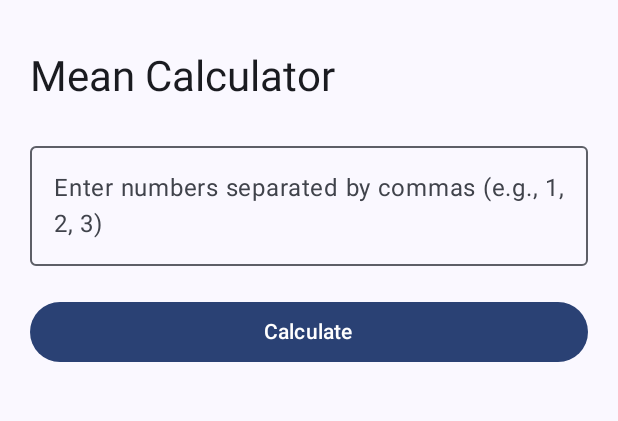
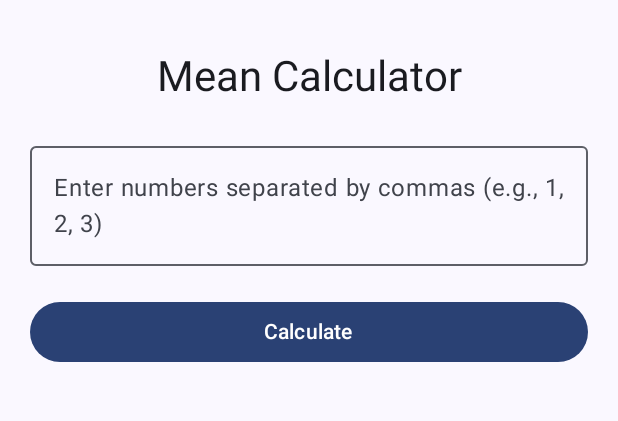
Before and after one commit to Ryanny-y/ProbCall, an Android app built with Jetpack Compose: the MeanCalculatorPage screen opened through its navigation route, on a phone screen of 412 x 824 dp, the part 112-533 px from its top. Run offline under Robolectric (Android 15) with nearby library versions, the phone set to English and light mode, and no system bars.

Commit message:
Make Z-Score Calculator

```diff
--- a/app/src/main/java/com/example/probcal/page/Home.kt
+++ b/app/src/main/java/com/example/probcal/page/Home.kt
@@ -16,8 +16,8 @@ fun HomeComp (
         "Mean Calculator",
         "Population Variance Calculator",
         "Sample Variance Calculator",
-        "Standard Deviation Calculator",
-        "Z-Score Calculator"
+        "Z-Score Calculator",
+        "Z-Score Area Calculator",
     )
 
     LazyColumn(
--- a/app/src/main/java/com/example/probcal/page/calculators/MeanCalc.kt
+++ b/app/src/main/java/com/example/probcal/page/calculators/MeanCalc.kt
@@ -7,9 +7,10 @@ import androidx.compose.ui.Modifier
 import androidx.compose.ui.text.input.KeyboardType
 import androidx.compose.ui.unit.dp
 import androidx.compose.foundation.text.KeyboardOptions
+import androidx.compose.ui.Alignment
 
 @Composable
-fun MeanCalculatorPage(modifier: Modifier = Modifier) {
+fun MeanCalc(modifier: Modifier = Modifier) {
 
     var input by remember { mutableStateOf("") }
     var result by remember { mutableStateOf<Double?>(null) }
@@ -18,7 +19,8 @@ fun MeanCalculatorPage(modifier: Modifier = Modifier) {
         modifier = modifier
             .fillMaxSize()
             .padding(20.dp),
-        verticalArrangement = Arrangement.Top
+        verticalArrangement = Arrangement.Top,
+        horizontalAlignment = Alignment.CenterHorizontally
     ) {
         Text(
             text = "Mean Calculator",
--- a/app/src/main/java/com/example/probcal/ui/component/AppNavGraph.kt
+++ b/app/src/main/java/com/example/probcal/ui/component/AppNavGraph.kt
@@ -6,10 +6,10 @@ import androidx.navigation.NavHostController
 import androidx.navigation.compose.NavHost
 import androidx.navigation.compose.composable
 import com.example.probcal.page.HomeComp
-import com.example.probcal.pages.MeanCalculatorPage
+import com.example.probcal.pages.MeanCalc
 import com.example.probcal.pages.PopulationVarianceCalc
 import com.example.probcal.pages.SampleVarianceCalc
-import com.example.probcal.pages.SampleVarianceCalc
+import com.example.probcal.pages.ZScoreCalculatorCalc
 
 @Composable
 fun AppNavGraph(modifier: Modifier, navController: NavHostController) {
@@ -26,13 +26,15 @@ fun AppNavGraph(modifier: Modifier, navController: NavHostController) {
                         "Mean Calculator" -> navController.navigate("mean_calculator")
                         "Population Variance Calculator" -> navController.navigate("population_variance_calculator")
                         "Sample Variance Calculator" -> navController.navigate("sample_variance_calculator")
+                        "Z-Score Calculator" -> navController.navigate("z_score")
+                        "Z-Score Area Calculator" -> navController.navigate("z_score_area")
                     }
                 }
             )
         }
 
         composable("mean_calculator") {
-            MeanCalculatorPage(modifier)
+            MeanCalc(modifier)
         }
         composable("population_variance_calculator") {
             PopulationVarianceCalc(modifier)
@@ -40,5 +42,8 @@ fun AppNavGraph(modifier: Modifier, navController: NavHostController) {
         composable("sample_variance_calculator") {
             SampleVarianceCalc(modifier)
         }
+        composable("z_score") {
+            ZScoreCalculatorCalc(modifier)
+        }
     }
 }
```
Also changed, not shown: app/src/main/java/com/example/probcal/page/calculators/ZScoreCalc.kt (added, +104 -0 lines).
